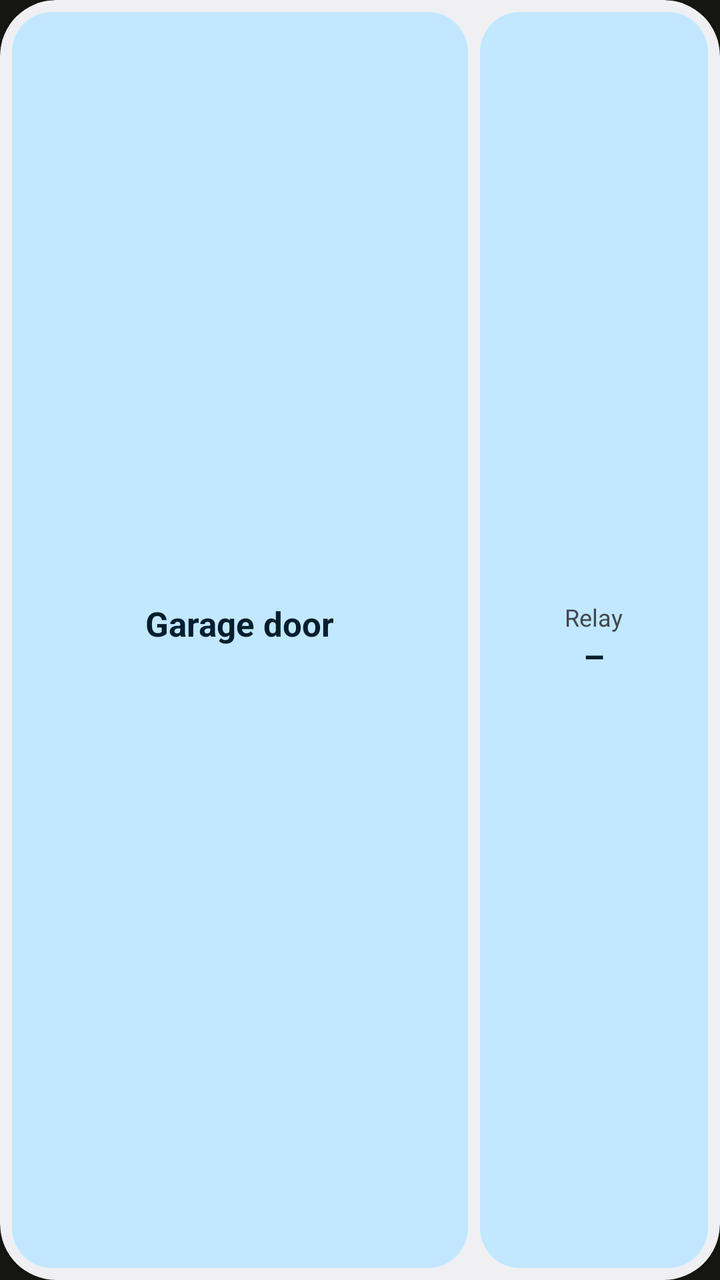
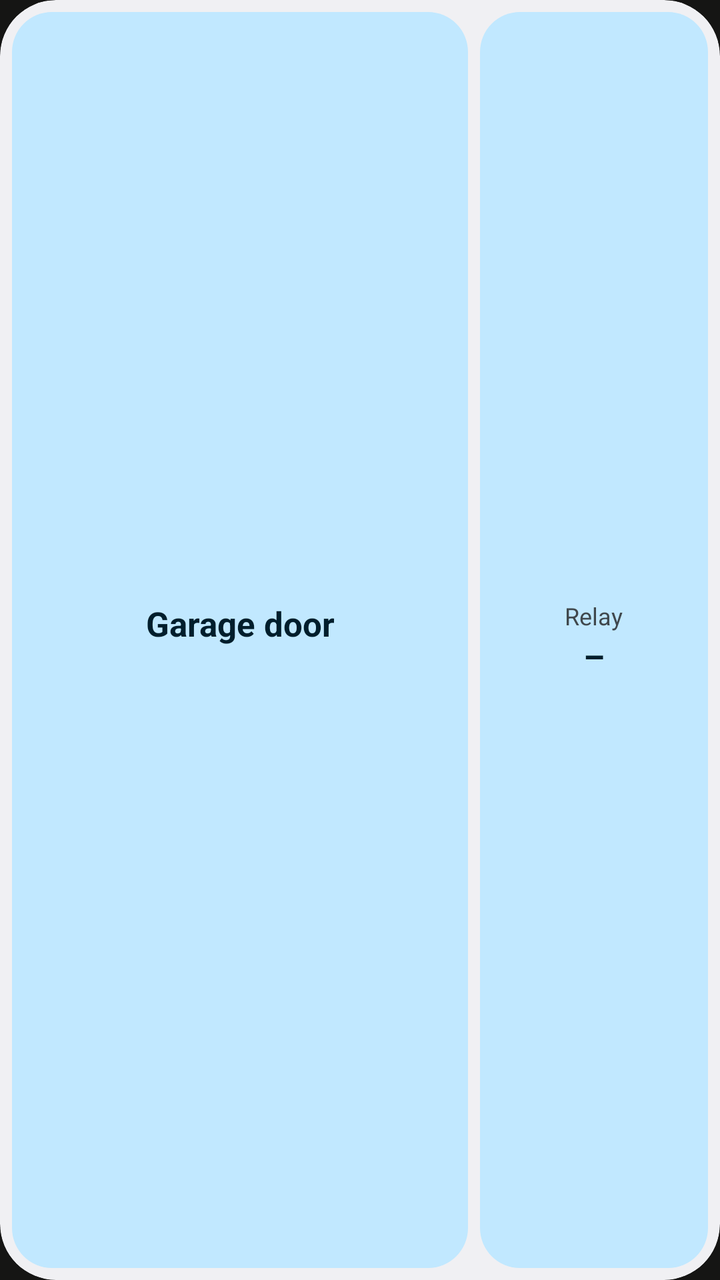

The first picture is an Android layout as it rendered before a commit; the second is the same layout after the commit. The layout source and the unified diff follow.
<!-- AndroidManifest.xml: application theme Theme.Garage -->
<!-- res/layout/widget_garage.xml -->
<?xml version="1.0" encoding="utf-8"?>
<LinearLayout xmlns:android="http://schemas.android.com/apk/res/android"
    android:id="@android:id/background"
    android:layout_width="match_parent"
    android:layout_height="match_parent"
    android:background="@drawable/widget_bg"
    android:baselineAligned="false"
    android:clipToOutline="true"
    android:orientation="horizontal"
    android:padding="6dp">

    <LinearLayout
        android:id="@+id/widget_garage"
        android:layout_width="0dp"
        android:layout_height="match_parent"
        android:layout_weight="2"
        android:background="@drawable/widget_button"
        android:gravity="center"
        android:orientation="vertical"
        android:paddingHorizontal="10dp">

        <TextView
            android:layout_width="wrap_content"
            android:layout_height="wrap_content"
            android:maxLines="1"
            android:text="Garage door"
            android:textColor="@color/widget_text"
            android:textSize="17sp"
            android:textStyle="bold" />

        <TextView
            android:id="@+id/widget_status"
            android:layout_width="wrap_content"
            android:layout_height="wrap_content"
            android:ellipsize="end"
            android:maxLines="1"
            android:textColor="@color/widget_text_dim"
            android:textSize="12sp" />
    </LinearLayout>

    <LinearLayout
        android:id="@+id/widget_relay"
        android:layout_width="0dp"
        android:layout_height="match_parent"
        android:layout_marginStart="6dp"
        android:layout_weight="1"
        android:background="@drawable/widget_button"
        android:gravity="center"
        android:orientation="vertical">

        <TextView
            android:id="@+id/widget_relay_label"
            android:layout_width="wrap_content"
            android:layout_height="wrap_content"
            android:maxLines="1"
            android:text="Relay"
            android:textColor="@color/widget_text_dim"
            android:textSize="12sp" />

        <TextView
            android:id="@+id/widget_relay_state"
            android:layout_width="wrap_content"
            android:layout_height="wrap_content"
            android:maxLines="1"
            android:text="–"
            android:textColor="@color/widget_text"
            android:textSize="17sp"
            android:textStyle="bold" />
    </LinearLayout>
</LinearLayout>
<!-- resources referenced by this layout -->
<resources>
  <color name="widget_text">@android:color/system_accent1_900</color>
  <color name="widget_text_dim">@android:color/system_neutral2_700</color>
  <!-- drawable widget_bg (drawable) -->
  <?xml version="1.0" encoding="utf-8"?>
  <shape xmlns:android="http://schemas.android.com/apk/res/android" android:shape="rectangle">
      <solid android:color="@color/widget_bg" />
      <corners android:radius="@android:dimen/system_app_widget_background_radius" />
  </shape>
  <!-- drawable widget_button (drawable) -->
  <?xml version="1.0" encoding="utf-8"?>
  <ripple xmlns:android="http://schemas.android.com/apk/res/android" android:color="@color/widget_ripple">
      <item>
          <shape android:shape="rectangle">
              <solid android:color="@color/widget_button" />
              <corners android:radius="@android:dimen/system_app_widget_inner_radius" />
          </shape>
      </item>
  </ripple>
  <style name="Theme.Garage" parent="android:Theme.Material.NoActionBar">
          <item name="android:windowBackground">@color/background</item>
      </style>
  <color name="widget_bg">@android:color/system_neutral1_50</color>
  <color name="widget_ripple">#29000000</color>
  <color name="widget_button">@android:color/system_accent1_100</color>
  <color name="background">#FF151514</color>
</resources>

<!-- the commit's change to res/layout/widget_garage.xml (unified diff, before → after) -->
@@ -19,13 +19,18 @@
         android:orientation="vertical"
         android:paddingHorizontal="10dp">
 
+        
         <TextView
-            android:layout_width="wrap_content"
-            android:layout_height="wrap_content"
+            android:layout_width="match_parent"
+            android:layout_height="24dp"
+            android:autoSizeMaxTextSize="17sp"
+            android:autoSizeMinTextSize="11sp"
+            android:autoSizeStepGranularity="1sp"
+            android:autoSizeTextType="uniform"
+            android:gravity="center"
             android:maxLines="1"
-            android:text="Garage door"
+            android:text="@string/garage_door"
             android:textColor="@color/widget_text"
-            android:textSize="17sp"
             android:textStyle="bold" />
 
         <TextView
@@ -53,18 +58,23 @@
             android:layout_width="wrap_content"
             android:layout_height="wrap_content"
             android:maxLines="1"
-            android:text="Relay"
+            android:text="@string/relay"
             android:textColor="@color/widget_text_dim"
             android:textSize="12sp" />
 
         <TextView
             android:id="@+id/widget_relay_state"
-            android:layout_width="wrap_content"
-            android:layout_height="wrap_content"
+            android:layout_width="match_parent"
+            android:layout_height="24dp"
+            android:autoSizeMaxTextSize="17sp"
+            android:autoSizeMinTextSize="11sp"
+            android:autoSizeStepGranularity="1sp"
+            android:autoSizeTextType="uniform"
+            android:gravity="center"
             android:maxLines="1"
-            android:text="–"
+            android:paddingHorizontal="4dp"
+            android:text="@string/widget_relay_unknown"
             android:textColor="@color/widget_text"
-            android:textSize="17sp"
             android:textStyle="bold" />
     </LinearLayout>
 </LinearLayout>
<!-- resource entries referenced after the edit -->
@@ -18,6 +18,9 @@
           </shape>
       </item>
   </ripple>
+  <string name="garage_door">Garage door</string>
+  <string name="relay">Relay</string>
+  <string name="widget_relay_unknown">–</string>
   <style name="Theme.Garage" parent="android:Theme.Material.NoActionBar">
           <item name="android:windowBackground">@color/background</item>
       </style>
